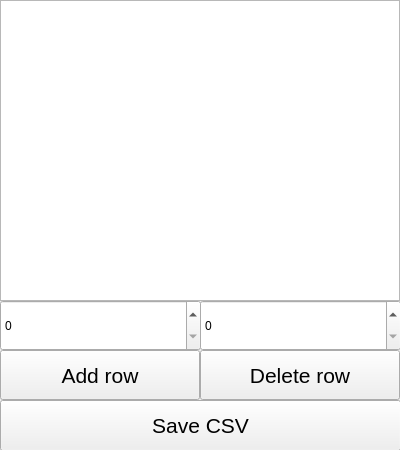
Old version of the form database.ui in the repository AndrewAbramow/Q5-temperature-controller.
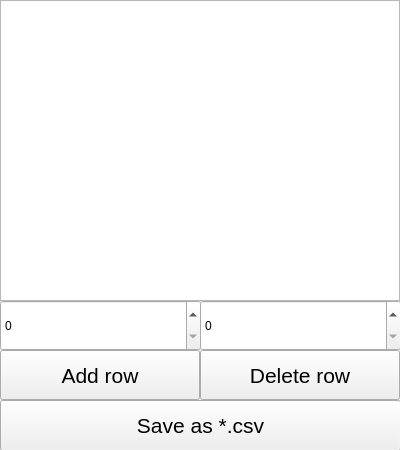
New version of the form.

```diff
--- a/database.ui
+++ b/database.ui
@@ -99,7 +99,7 @@
     </font>
    </property>
    <property name="text">
-    <string>Save CSV</string>
+    <string>Save as *.csv</string>
    </property>
   </widget>
  </widget>
```
